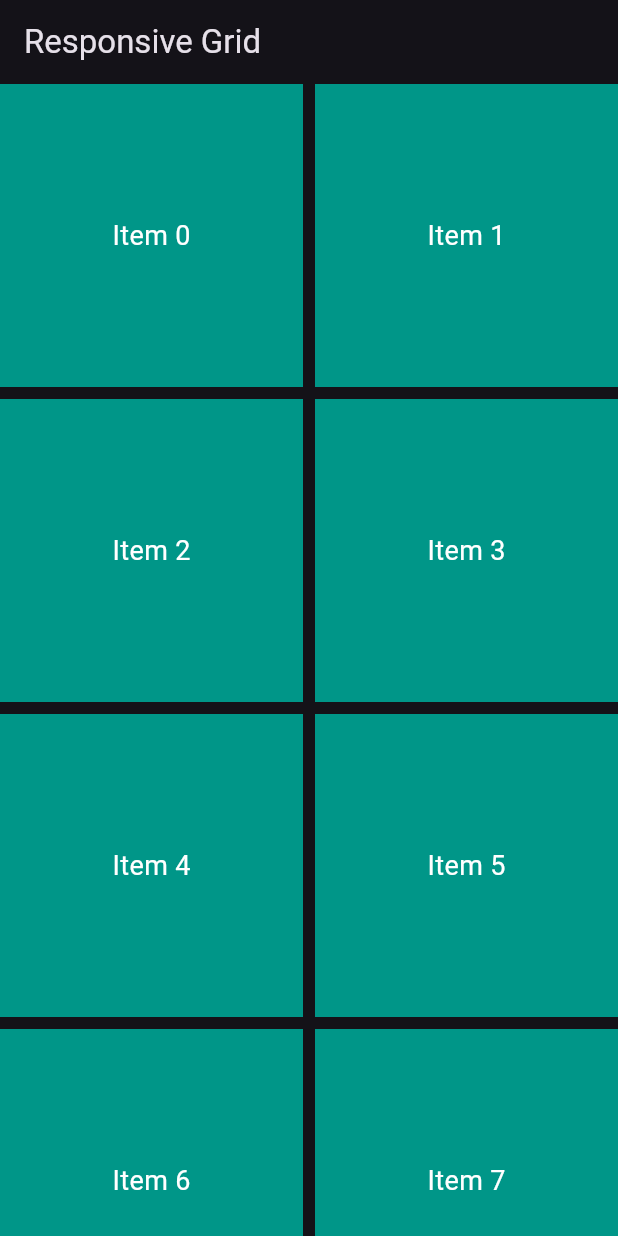
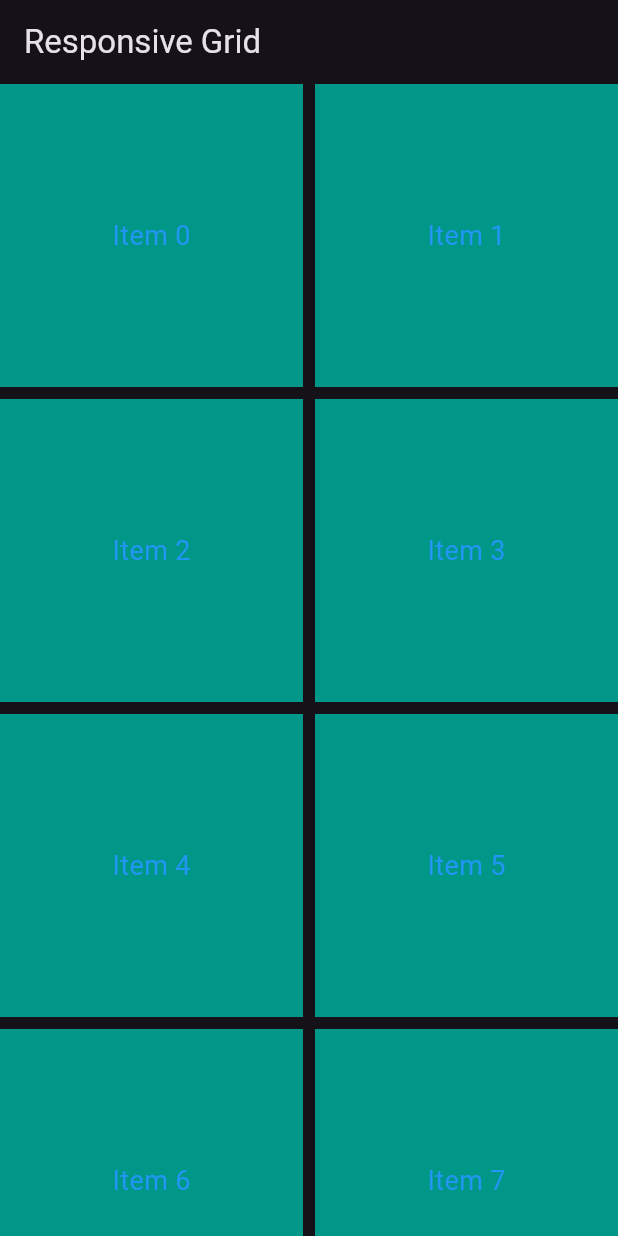
Before and after one commit to Hassanulhaq52/Fast-Track-Flutter, a Flutter app: the screen it shows after launch, on a phone screen of 412 x 824 dp. Run offline on Flutter 3.47's test engine with Material 3 defaults, Android fonts, the phone set to English and light mode, and no system bars.

Commit message:
Orientation Builder.

```diff
--- a/lib/styling_responsiveness/orientation_builder_screen.dart
+++ b/lib/styling_responsiveness/orientation_builder_screen.dart
@@ -38,7 +38,7 @@ class GridItem extends StatelessWidget {
       child: Center(
         child: Text(
           'Item $index',
-          style: TextStyle(fontSize: 18, color: Colors.white),
+          style: TextStyle(fontSize: 18, color: Colors.blue),
         ),
       ),
     );
```
